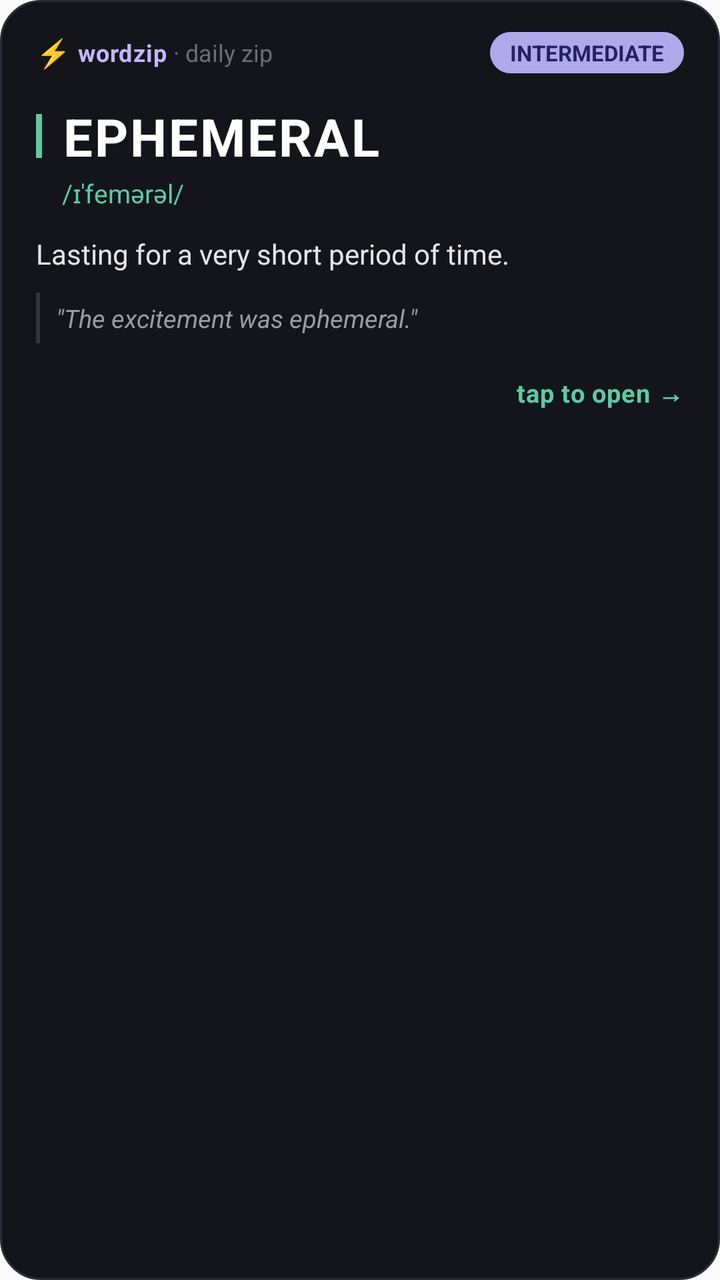
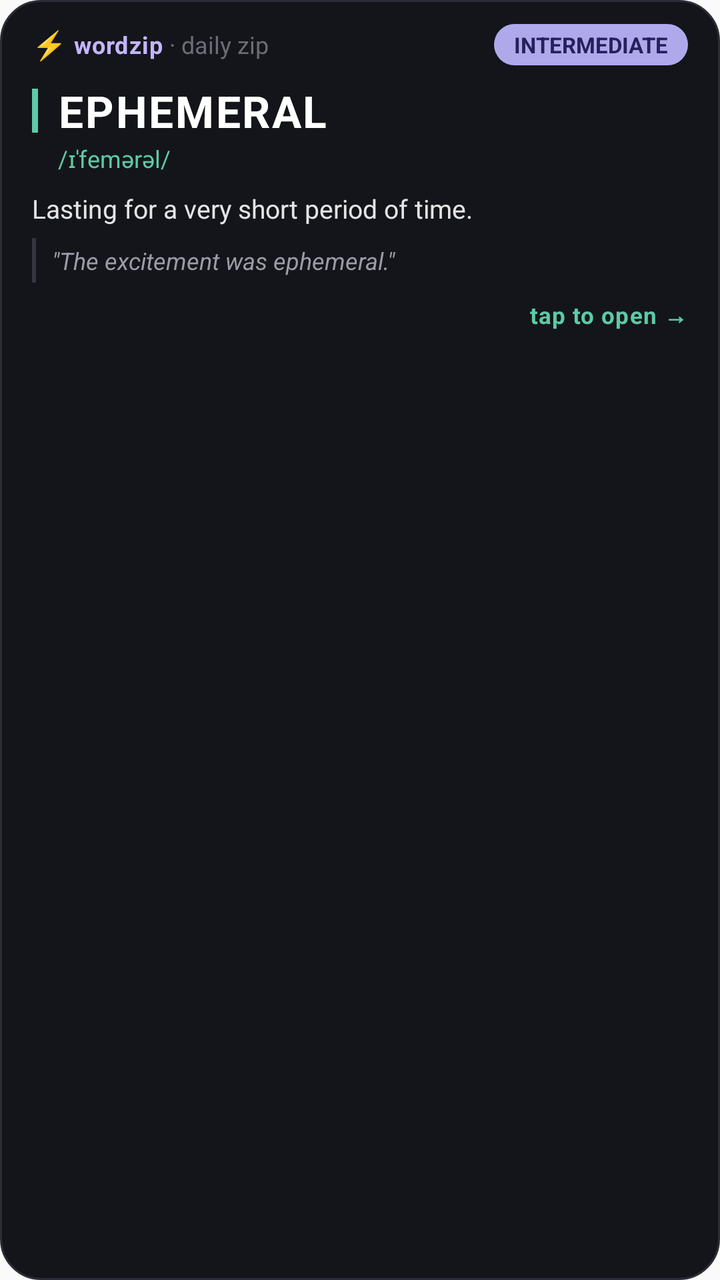

Before-and-after screenshots of an Android layout around one commit, followed by the original layout XML and the change that was made.
<!-- AndroidManifest.xml: application theme Theme.WordZip -->
<!-- res/layout/notification_word_expanded.xml -->
<?xml version="1.0" encoding="utf-8"?>
<LinearLayout xmlns:android="http://schemas.android.com/apk/res/android"
    android:layout_width="match_parent"
    android:layout_height="wrap_content"
    android:background="@drawable/notification_card_bg"
    android:orientation="vertical"
    android:paddingHorizontal="18dp"
    android:paddingVertical="16dp">

    
    <RelativeLayout
        android:layout_width="match_parent"
        android:layout_height="wrap_content"
        android:gravity="center_vertical">

        <LinearLayout
            android:layout_width="wrap_content"
            android:layout_height="wrap_content"
            android:layout_alignParentStart="true"
            android:layout_centerVertical="true"
            android:gravity="center_vertical"
            android:orientation="horizontal">

            <TextView
                android:layout_width="wrap_content"
                android:layout_height="wrap_content"
                android:text="⚡ "
                android:textColor="#C4B5FD"
                android:textSize="14sp" />

            <TextView
                android:layout_width="wrap_content"
                android:layout_height="wrap_content"
                android:letterSpacing="0.03"
                android:text="wordzip"
                android:textColor="#C4B5FD"
                android:textSize="12sp"
                android:textStyle="bold" />

            <TextView
                android:layout_width="wrap_content"
                android:layout_height="wrap_content"
                android:text=" · daily zip"
                android:textColor="#6B6D76"
                android:textSize="12sp" />
        </LinearLayout>

        <TextView
            android:id="@+id/notification_difficulty_badge"
            android:layout_width="wrap_content"
            android:layout_height="wrap_content"
            android:layout_alignParentEnd="true"
            android:layout_centerVertical="true"
            android:background="@drawable/badge_intermediate"
            android:paddingHorizontal="10dp"
            android:paddingVertical="3dp"
            android:text="INTERMEDIATE"
            android:textColor="#26215C"
            android:textSize="11sp"
            android:textStyle="bold" />
    </RelativeLayout>

    
    <LinearLayout
        android:layout_width="match_parent"
        android:layout_height="wrap_content"
        android:layout_marginTop="14dp"
        android:orientation="vertical">

        <LinearLayout
            android:layout_width="match_parent"
            android:layout_height="wrap_content"
            android:gravity="center_vertical"
            android:orientation="horizontal">

            
            <FrameLayout
                android:layout_width="3dp"
                android:layout_height="22dp"
                android:background="#5DCAA5" />

            <TextView
                android:id="@+id/notification_word_title"
                android:layout_width="match_parent"
                android:layout_height="wrap_content"
                android:layout_marginStart="10dp"
                android:letterSpacing="0.04"
                android:text="EPHEMERAL"
                android:textColor="#FFFFFF"
                android:textSize="26sp"
                android:textStyle="bold" />
        </LinearLayout>

        
        <TextView
            android:id="@+id/notification_pronunciation"
            android:layout_width="match_parent"
            android:layout_height="wrap_content"
            android:layout_marginStart="13dp"
            android:layout_marginTop="2dp"
            android:text="/ɪˈfemərəl/"
            android:textColor="#5DCAA5"
            android:textSize="13sp" />
    </LinearLayout>

    
    <TextView
        android:id="@+id/notification_definition"
        android:layout_width="match_parent"
        android:layout_height="wrap_content"
        android:layout_marginTop="12dp"
        android:lineSpacingMultiplier="1.25"
        android:text="Lasting for a very short period of time."
        android:textColor="#E4E4E7"
        android:textSize="14sp" />

    
    <LinearLayout
        android:layout_width="match_parent"
        android:layout_height="wrap_content"
        android:layout_marginTop="10dp"
        android:background="@drawable/notification_quote_bg"
        android:paddingStart="10dp"
        android:paddingVertical="4dp"
        android:orientation="vertical">

        <TextView
            android:id="@+id/notification_example"
            android:layout_width="match_parent"
            android:layout_height="wrap_content"
            android:lineSpacingMultiplier="1.25"
            android:text="&quot;The excitement was ephemeral.&quot;"
            android:textColor="#9A9CA6"
            android:textSize="12.5sp"
            android:textStyle="italic" />
    </LinearLayout>

    

    <RelativeLayout
        android:layout_width="match_parent"
        android:layout_height="wrap_content"
        android:layout_marginTop="16dp"
        android:gravity="center_vertical">

        <LinearLayout
            android:layout_width="wrap_content"
            android:layout_height="wrap_content"
            android:layout_alignParentStart="true"
            android:layout_centerVertical="true"
            android:gravity="center_vertical"
            android:orientation="horizontal">





            <LinearLayout
                android:layout_width="wrap_content"
                android:layout_height="wrap_content"
                android:layout_marginStart="10dp"
                android:gravity="center_vertical"
                android:orientation="horizontal">

            </LinearLayout>
        </LinearLayout>

        <TextView
            android:layout_width="wrap_content"
            android:layout_height="wrap_content"
            android:layout_alignParentEnd="true"
            android:layout_centerVertical="true"
            android:letterSpacing="0.03"
            android:text="tap to open →"
            android:textColor="#5DCAA5"
            android:textSize="12.5sp"
            android:textStyle="bold" />
    </RelativeLayout>


</LinearLayout>
<!-- resources referenced by this layout -->
<resources>
  <!-- drawable badge_intermediate (drawable) -->
  <?xml version="1.0" encoding="utf-8"?>
  <shape xmlns:android="http://schemas.android.com/apk/res/android"
      android:shape="rectangle">
      <solid android:color="#AFA9EC" />
      <corners android:radius="50dp" />
  </shape>
  <!-- drawable notification_card_bg (drawable) -->
  <?xml version="1.0" encoding="utf-8"?>
  <shape xmlns:android="http://schemas.android.com/apk/res/android"
      android:shape="rectangle">
      <solid android:color="#14151A" />
      <corners android:radius="20dp" />
      <stroke
          android:width="1dp"
          android:color="#2A2D38" />
  </shape>
  <!-- drawable notification_quote_bg (drawable) -->
  <?xml version="1.0" encoding="utf-8"?>
  <layer-list xmlns:android="http://schemas.android.com/apk/res/android">
      <item>
          <shape android:shape="rectangle">
              <solid android:color="#333540" />
              <size android:width="2dp" />
          </shape>
      </item>
      <item android:left="2dp">
          <shape android:shape="rectangle">
              <solid android:color="#14151A" />
          </shape>
      </item>
  </layer-list>
  <style name="Theme.WordZip" parent="android:Theme.Material.Light.NoActionBar" />
</resources>

<!-- the commit's change to res/layout/notification_word_expanded.xml (unified diff, before → after) -->
@@ -4,8 +4,9 @@
     android:layout_height="wrap_content"
     android:background="@drawable/notification_card_bg"
     android:orientation="vertical"
-    android:paddingHorizontal="18dp"
-    android:paddingVertical="16dp">
+    android:paddingHorizontal="16dp"
+    android:paddingTop="12dp"
+    android:paddingBottom="10dp">
 
     
     <RelativeLayout
@@ -64,7 +65,7 @@
     <LinearLayout
         android:layout_width="match_parent"
         android:layout_height="wrap_content"
-        android:layout_marginTop="14dp"
+        android:layout_marginTop="8dp"
         android:orientation="vertical">
 
         <LinearLayout
@@ -87,7 +88,7 @@
                 android:letterSpacing="0.04"
                 android:text="EPHEMERAL"
                 android:textColor="#FFFFFF"
-                android:textSize="26sp"
+                android:textSize="22sp"
                 android:textStyle="bold" />
         </LinearLayout>
 
@@ -97,10 +98,10 @@
             android:layout_width="match_parent"
             android:layout_height="wrap_content"
             android:layout_marginStart="13dp"
-            android:layout_marginTop="2dp"
+            android:layout_marginTop="1dp"
             android:text="/ɪˈfemərəl/"
             android:textColor="#5DCAA5"
-            android:textSize="13sp" />
+            android:textSize="12sp" />
     </LinearLayout>
 
     
@@ -108,62 +109,43 @@
         android:id="@+id/notification_definition"
         android:layout_width="match_parent"
         android:layout_height="wrap_content"
-        android:layout_marginTop="12dp"
-        android:lineSpacingMultiplier="1.25"
+        android:layout_marginTop="8dp"
+        android:lineSpacingMultiplier="1.2"
+        android:maxLines="3"
+        android:ellipsize="end"
         android:text="Lasting for a very short period of time."
         android:textColor="#E4E4E7"
-        android:textSize="14sp" />
+        android:textSize="13sp" />
 
     
     <LinearLayout
         android:layout_width="match_parent"
         android:layout_height="wrap_content"
-        android:layout_marginTop="10dp"
+        android:layout_marginTop="6dp"
         android:background="@drawable/notification_quote_bg"
         android:paddingStart="10dp"
-        android:paddingVertical="4dp"
+        android:paddingVertical="3dp"
         android:orientation="vertical">
 
         <TextView
             android:id="@+id/notification_example"
             android:layout_width="match_parent"
             android:layout_height="wrap_content"
-            android:lineSpacingMultiplier="1.25"
+            android:lineSpacingMultiplier="1.2"
+            android:maxLines="2"
+            android:ellipsize="end"
             android:text="&quot;The excitement was ephemeral.&quot;"
             android:textColor="#9A9CA6"
-            android:textSize="12.5sp"
+            android:textSize="12sp"
             android:textStyle="italic" />
     </LinearLayout>
 
     
-
     <RelativeLayout
         android:layout_width="match_parent"
         android:layout_height="wrap_content"
-        android:layout_marginTop="16dp"
+        android:layout_marginTop="8dp"
         android:gravity="center_vertical">
-
-        <LinearLayout
-            android:layout_width="wrap_content"
-            android:layout_height="wrap_content"
-            android:layout_alignParentStart="true"
-            android:layout_centerVertical="true"
-            android:gravity="center_vertical"
-            android:orientation="horizontal">
-
-
-
-
-
-            <LinearLayout
-                android:layout_width="wrap_content"
-                android:layout_height="wrap_content"
-                android:layout_marginStart="10dp"
-                android:gravity="center_vertical"
-                android:orientation="horizontal">
-
-            </LinearLayout>
-        </LinearLayout>
 
         <TextView
             android:layout_width="wrap_content"
@@ -173,7 +155,7 @@
             android:letterSpacing="0.03"
             android:text="tap to open →"
             android:textColor="#5DCAA5"
-            android:textSize="12.5sp"
+            android:textSize="11.5sp"
             android:textStyle="bold" />
     </RelativeLayout>
 
